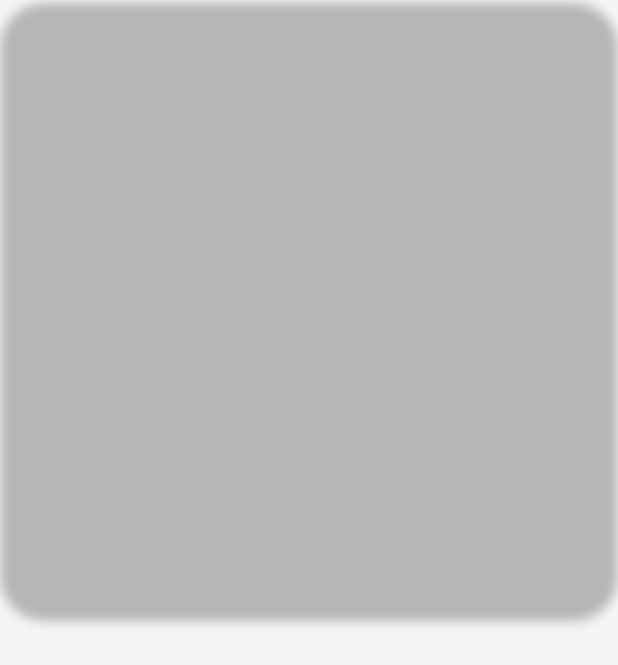
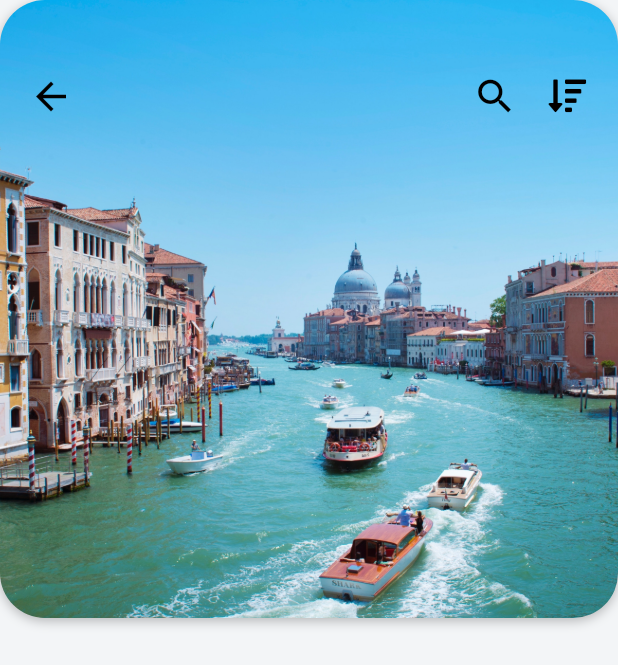
Before and after one commit to lejaaprianza/Flutter-Travel-UI-Clone-Project, a Flutter app: the screen it shows after launch, after a tap on an icon or button, on a phone screen of 412 x 824 dp. Shown: the top 665 px of the screen. Run offline on Flutter 3.47's test engine with Material 2 defaults, Android fonts, the phone set to English and light mode, and no system bars; our stand-ins replace font_awesome_flutter; network calls fail.

Commit message:
update code

```diff
--- a/travel_ui_projects/lib/screens/destination_screen.dart
+++ b/travel_ui_projects/lib/screens/destination_screen.dart
@@ -1,4 +1,5 @@
 import 'package:flutter/material.dart';
+import 'package:font_awesome_flutter/font_awesome_flutter.dart';
 import 'package:travel_ui_projects/models/destination_model.dart';
 
 class DestinationScreen extends StatefulWidget {
@@ -25,9 +26,47 @@ class _DestinationScreenState extends State<DestinationScreen> {
                         color: Colors.black26,
                         offset: Offset(0.0, 2.0),
                         blurRadius: 6.0,
-                        // menit 40.00
                       )
                     ]),
+                child: ClipRRect(
+                  borderRadius: BorderRadius.circular(30.0),
+                  child: Image(
+                    image: AssetImage(widget.destination.imageUrl),
+                    fit: BoxFit.cover,
+                  ),
+                ),
+              ),
+              Padding(
+                padding: const EdgeInsets.symmetric(
+                    horizontal: 10.0, vertical: 40.0),
+                child: Row(
+                  mainAxisAlignment: MainAxisAlignment.spaceBetween,
+                  // menit 43.41
+                  children: [
+                    IconButton(
+                      icon: Icon(Icons.arrow_back),
+                      iconSize: 30.0,
+                      color: Colors.black,
+                      onPressed: () => Navigator.pop(context),
+                    ),
+                    Row(
+                      children: [
+                        IconButton(
+                          icon: Icon(Icons.search),
+                          iconSize: 30.0,
+                          color: Colors.black,
+                          onPressed: () => Navigator.pop(context),
+                        ),
+                        IconButton(
+                          icon: Icon(FontAwesomeIcons.sortAmountDown),
+                          iconSize: 25.0,
+                          color: Colors.black,
+                          onPressed: () => Navigator.pop(context),
+                        ),
+                      ],
+                    )
+                  ],
+                ),
               )
             ],
           )
```
